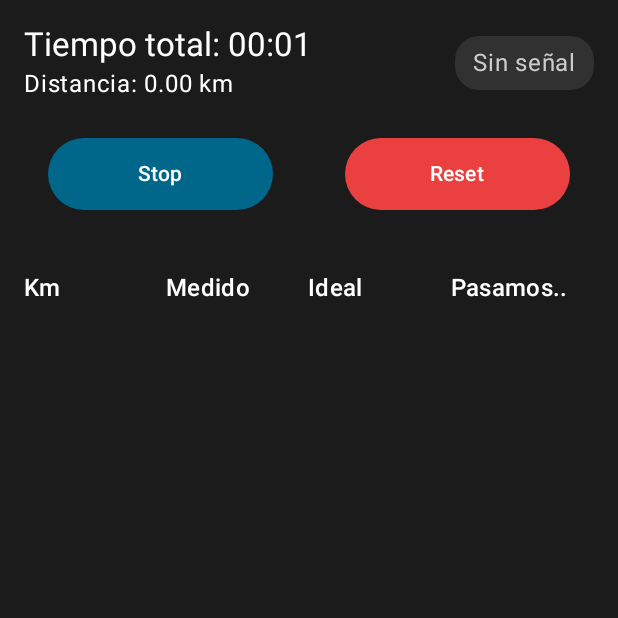
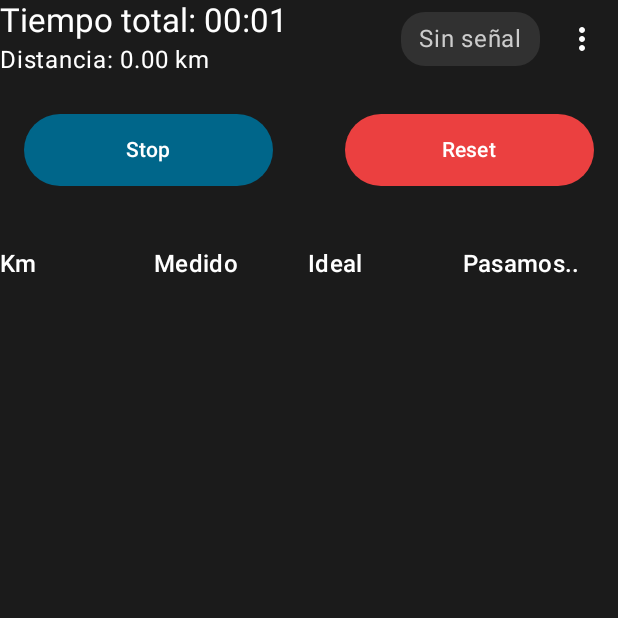
Before and after one commit to Dr-Fate/RegularityTracker, an Android app built with Jetpack Compose: the MeasurementScreen screen opened through its navigation route, on a phone screen of 412 x 824 dp, the top half of it. Run offline under Robolectric (Android 15) with nearby library versions, the phone set to English and light mode, and no system bars.

Commit message:
Se agrega la función de exportar la data a un archivo CSV

```diff
--- a/app/build.gradle.kts
+++ b/app/build.gradle.kts
@@ -12,8 +12,8 @@ android {
         applicationId = "com.example.regularitytracker"
         minSdk = 26
         targetSdk = 35
-        versionCode = 30
-        versionName = "2.0.0"
+        versionCode = 31
+        versionName = "2.1"
 
         testInstrumentationRunner = "androidx.test.runner.AndroidJUnitRunner"
     }
--- a/app/src/main/java/com/example/regularitytracker/MeasurementScreen.kt
+++ b/app/src/main/java/com/example/regularitytracker/MeasurementScreen.kt
@@ -9,6 +9,8 @@ import androidx.compose.foundation.layout.*
 import androidx.compose.foundation.lazy.LazyColumn
 import androidx.compose.foundation.lazy.itemsIndexed
 import androidx.compose.foundation.shape.RoundedCornerShape
+import androidx.compose.material.icons.Icons
+import androidx.compose.material.icons.filled.MoreVert
 import androidx.compose.material3.*
 import androidx.compose.runtime.*
 import androidx.compose.runtime.getValue
@@ -21,7 +23,13 @@ import kotlinx.coroutines.delay
 import kotlinx.coroutines.flow.StateFlow
 import kotlin.math.abs
 import kotlin.math.roundToInt
+import androidx.compose.material.icons.filled.MoreVert
+import androidx.compose.material3.DropdownMenu
+import androidx.compose.material3.DropdownMenuItem
+import androidx.compose.material3.Icon
+import androidx.compose.material3.IconButton
 
+@OptIn(ExperimentalMaterial3Api::class)
 @Composable
 fun MeasurementScreen(
     satelliteCount: Int,
@@ -69,7 +77,6 @@ fun MeasurementScreen(
             modifier = Modifier
                 .fillMaxSize()
                 .padding(WindowInsets.statusBars.asPaddingValues())
-                .padding(16.dp)
         ) {
             Row(
                 modifier = Modifier
@@ -90,6 +97,7 @@ fun MeasurementScreen(
                     )
                 }
 
+                Row(verticalAlignment = Alignment.CenterVertically) {
                     val gpsQuality = when {
                         satelliteCount >= 9 -> "GPS: Excelente"
                         satelliteCount >= 6 -> "GPS: Medio"
@@ -104,6 +112,32 @@ fun MeasurementScreen(
                             .background(Color(0xFF313131), shape = RoundedCornerShape(16.dp))
                             .padding(horizontal = 12.dp, vertical = 6.dp)
                     )
+
+                    Spacer(modifier = Modifier.width(4.dp))
+
+                    var expanded by remember { mutableStateOf(false) }
+
+                    IconButton(onClick = { expanded = true }) {
+                        Icon(
+                            imageVector = Icons.Default.MoreVert,
+                            contentDescription = "Menú",
+                            tint = Color.White
+                        )
+                    }
+
+                    DropdownMenu(
+                        expanded = expanded,
+                        onDismissRequest = { expanded = false }
+                    ) {
+                        DropdownMenuItem(
+                            text = { Text("Exportar a CSV") },
+                            onClick = {
+                                viewModel.exportToCsv(context)
+                                expanded = false
+                            }
+                        )
+                    }
+                }
             }
 
             Spacer(modifier = Modifier.height(8.dp))
```
Also changed, not shown: app/src/main/java/com/example/regularitytracker/MeasurementViewModel.kt (+32 -0 lines). Lines whose indentation alone changed are shown as unchanged.
